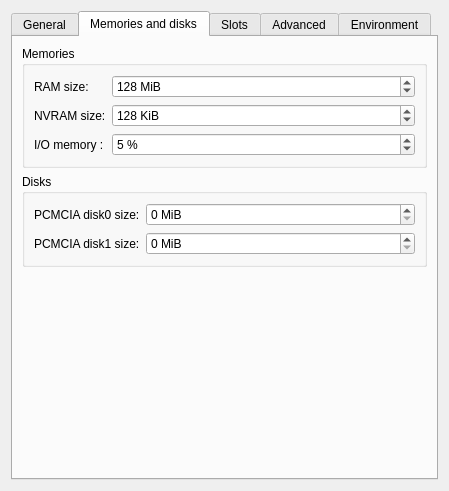
Qt form gns3/modules/dynamips/ui/ios_router_configuration_page.ui (GNS3/gns3-gui) before a commit.
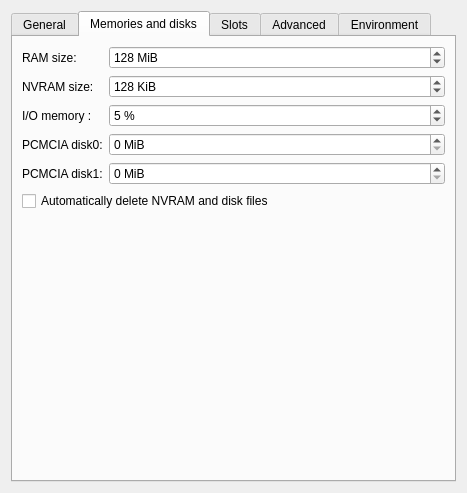
The same form after that commit. The open tabs and pages were chosen to show the change.

Commit message: Option to drop nvram & disk files for IOS routers in order to save disk space.

Diff of the .ui file:
```diff
--- a/gns3/modules/dynamips/ui/ios_router_configuration_page.ui
+++ b/gns3/modules/dynamips/ui/ios_router_configuration_page.ui
@@ -6,8 +6,8 @@
    <rect>
     <x>0</x>
     <y>0</y>
-    <width>449</width>
-    <height>491</height>
+    <width>467</width>
+    <height>493</height>
    </rect>
   </property>
   <property name="windowTitle">
@@ -221,12 +221,6 @@
       <attribute name="title">
        <string>Memories and disks</string>
       </attribute>
-      <layout class="QVBoxLayout" name="verticalLayout_2">
-       <item>
-        <widget class="QGroupBox" name="uiMemoriesGroupBox">
-         <property name="title">
-          <string>Memories</string>
-         </property>
          <layout class="QGridLayout" name="gridLayout_5">
           <item row="0" column="0">
            <widget class="QLabel" name="uiRamLabel">
@@ -324,23 +318,14 @@
             </property>
            </widget>
           </item>
-         </layout>
-        </widget>
-       </item>
-       <item>
-        <widget class="QGroupBox" name="uiDisksGroupBox">
-         <property name="title">
-          <string>Disks</string>
-         </property>
-         <layout class="QGridLayout">
-          <item row="0" column="0">
+       <item row="3" column="0">
            <widget class="QLabel" name="uiDisk0Label">
             <property name="text">
-             <string>PCMCIA disk0 size:</string>
+          <string>PCMCIA disk0:</string>
             </property>
            </widget>
           </item>
-          <item row="0" column="1">
+       <item row="3" column="1">
            <widget class="QSpinBox" name="uiDisk0SpinBox">
             <property name="sizePolicy">
              <sizepolicy hsizetype="Expanding" vsizetype="Fixed">
@@ -359,14 +344,14 @@
             </property>
            </widget>
           </item>
-          <item row="1" column="0">
+       <item row="4" column="0">
            <widget class="QLabel" name="uiDisk1Label">
             <property name="text">
-             <string>PCMCIA disk1 size:</string>
+          <string>PCMCIA disk1:</string>
             </property>
            </widget>
           </item>
-          <item row="1" column="1">
+       <item row="4" column="1">
            <widget class="QSpinBox" name="uiDisk1SpinBox">
             <property name="sizePolicy">
              <sizepolicy hsizetype="Expanding" vsizetype="Fixed">
@@ -385,10 +370,14 @@
             </property>
            </widget>
           </item>
-         </layout>
+       <item row="5" column="0" colspan="2">
+        <widget class="QCheckBox" name="uiAutoDeleteCheckBox">
+         <property name="text">
+          <string>Automatically delete NVRAM and disk files</string>
+         </property>
         </widget>
        </item>
-       <item>
+       <item row="6" column="0">
         <spacer>
          <property name="orientation">
           <enum>Qt::Vertical</enum>
```
Left out of the diff: 30 changed lines with no effect on the pictures. Lines whose indentation alone changed are shown as unchanged. The commit also changes 7 other files.
